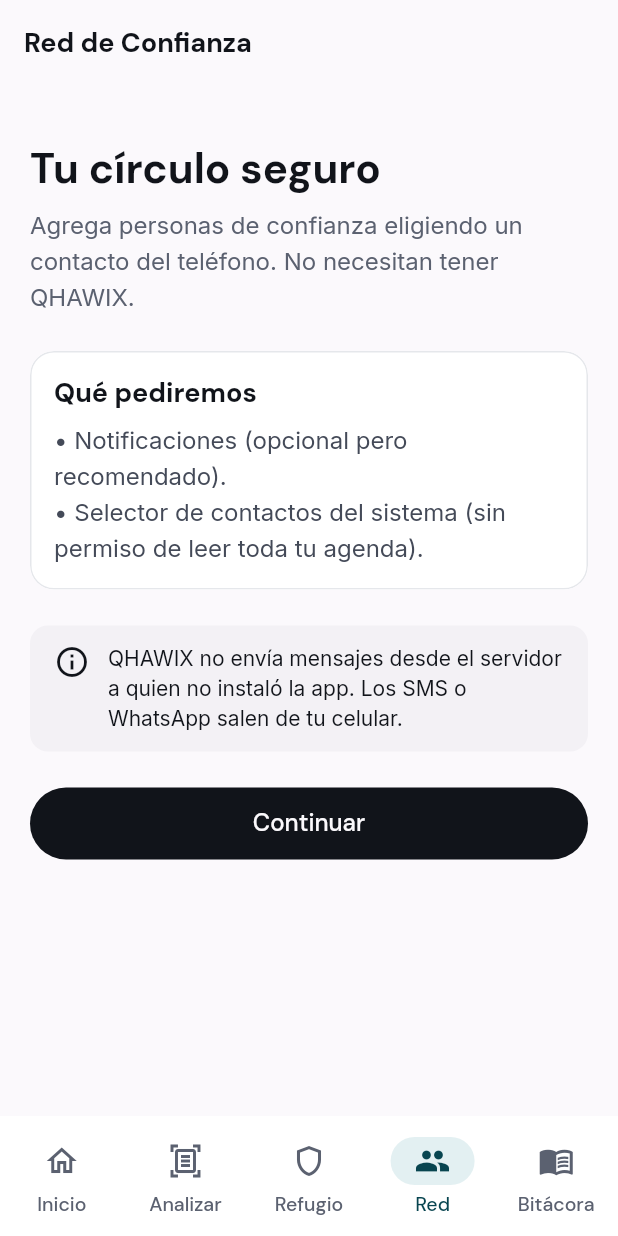
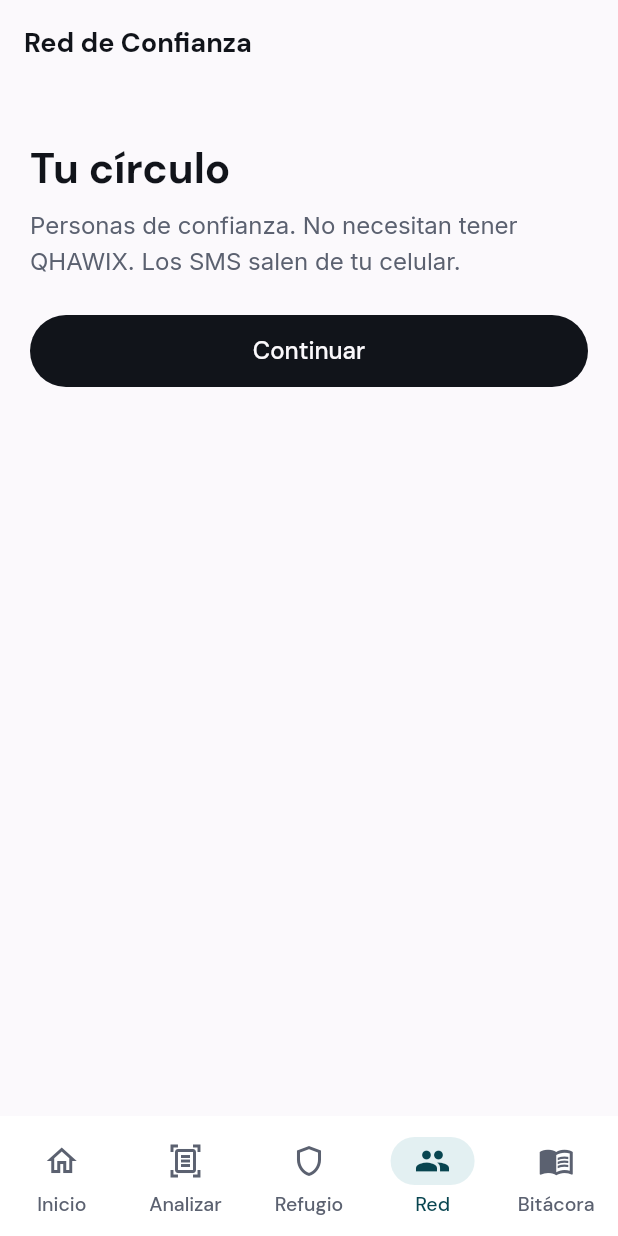
Before and after one commit to bennndev/qhawix, a Flutter app: the screen it shows after launch, item 4 of the bottom bar chosen, on a phone screen of 412 x 824 dp. Run offline on Flutter 3.47's test engine with Material 3 defaults, Android fonts, the phone set to English and light mode, and no system bars; our stand-ins replace flutter_local_notifications, flutter_native_contact_picker, flutter_secure_storage, geolocator, go_router, native_geofence and 1 more; missing offline and left inert: android_alarm_manager_plus, another_telephony, cryptography.

Commit message:
feat(ui): declutter Trust Circle and hide Refuge remote controls
Lead the hub with contacts, drop remote Refuge request UI, and keep alert preferences on voice-clone events only.

Co-authored-by: Cursor <cursoragent@cursor.com>

```diff
--- a/ui/lib/features/trust_circle/view/alert_preferences_screen.dart
+++ b/ui/lib/features/trust_circle/view/alert_preferences_screen.dart
@@ -50,7 +50,9 @@ class _AlertPreferencesScreenState extends State<AlertPreferencesScreen> {
               'QHAWIX no puede garantizar que alguien lea el aviso.',
           kind: StatusBannerKind.caution,
         ),
-        for (final kind in AlertEventKind.values)
+        for (final kind in const [
+          AlertEventKind.voiceCloneDetected,
+        ])
           SectionCard(
             title: alertEventTitle(kind),
             children: [
--- a/ui/lib/features/trust_circle/view/trust_circle_onboarding_screen.dart
+++ b/ui/lib/features/trust_circle/view/trust_circle_onboarding_screen.dart
@@ -2,16 +2,14 @@ import 'package:flutter/material.dart';
 import 'package:permission_handler/permission_handler.dart';
 import 'package:provider/provider.dart';
 
-import '../../../core/theme/theme_extensions.dart';
 import '../../../core/widgets/page_header.dart';
 import '../../../core/widgets/permission_rationale_screen.dart';
 import '../../../core/widgets/qhawix_buttons.dart';
-import '../../../core/widgets/section_card.dart';
 import '../../../core/widgets/status_banner.dart';
 import '../viewmodel/trust_circle_view_model.dart';
 import 'trust_circle_scaffold.dart';
 
-/// First-run setup for Red de Confianza: explain limits, then notifications.
+/// First-run setup for Red de Confianza: notifications, then ready.
 class TrustCircleOnboardingScreen extends StatefulWidget {
   const TrustCircleOnboardingScreen({super.key});
 
@@ -35,10 +33,7 @@ class _TrustCircleOnboardingScreenState
     if (!mounted) return;
     setState(() {
       _busy = false;
-      _note = status.isGranted
-          ? 'Notificaciones permitidas.'
-          : 'Sin notificaciones: las alertas en la app seguirán, '
-              'pero el sistema no te avisará afuera.';
+      _note = status.isGranted ? null : 'Puedes activar notificaciones después.';
       _step = 2;
     });
   }
@@ -54,51 +49,27 @@ class _TrustCircleOnboardingScreenState
   Widget build(BuildContext context) {
     if (_step == 1) {
       return PermissionRationaleScreen(
-        title: 'Notificaciones para Red de Confianza',
+        title: 'Notificaciones',
         explanation:
-            'Las usamos para avisarte de alertas de tu círculo cuando la app '
-            'no está abierta. Los contactos sin app reciben SMS o WhatsApp '
-            'desde tu propio celular, no desde nuestros servidores.',
+            'Para avisarte de alertas de tu círculo cuando la app no está '
+            'abierta. Es opcional.',
         bullets: const [
-          'Avisos de alertas en este teléfono.',
-          'No leemos tu lista de contactos: eliges uno con el selector del sistema.',
-          'Si dices que no, el módulo sigue; solo faltan avisos del sistema.',
+          'No leemos tu agenda: eliges un contacto con el selector del sistema.',
         ],
         onContinue: _busy ? () {} : _requestNotifications,
         onNotNow: () => setState(() => _step = 2),
       );
     }
 
-    final space = context.space;
     return TrustCircleScaffold(
       title: 'Red de Confianza',
       children: [
         if (_step == 0) ...[
           const PageHeader(
-            title: 'Tu círculo seguro',
+            title: 'Tu círculo',
             subtitle:
-                'Agrega personas de confianza eligiendo un contacto del '
-                'teléfono. No necesitan tener QHAWIX.',
-          ),
-          QhawixCard(
-            child: Column(
-              crossAxisAlignment: CrossAxisAlignment.start,
-              children: [
-                Text('Qué pediremos', style: context.text.titleMedium),
-                SizedBox(height: space.sm),
-                Text(
-                  '• Notificaciones (opcional pero recomendado).\n'
-                  '• Selector de contactos del sistema (sin permiso de leer '
-                  'toda tu agenda).',
-                  style: context.text.bodyMedium,
-                ),
-              ],
-            ),
-          ),
-          const StatusBanner(
-            message:
-                'QHAWIX no envía mensajes desde el servidor a quien no '
-                'instaló la app. Los SMS o WhatsApp salen de tu celular.',
+                'Personas de confianza. No necesitan tener QHAWIX. Los SMS '
+                'salen de tu celular.',
           ),
           PrimaryButton(
             label: 'Continuar',
@@ -107,10 +78,8 @@ class _TrustCircleOnboardingScreenState
         ],
         if (_step == 2) ...[
           const PageHeader(
-            title: 'Listo para agregar contactos',
-            subtitle:
-                'Elige personas desde tus contactos. Puedes avisarles que '
-                'pueden recibir mensajes desde tu teléfono.',
+            title: 'Listo',
+            subtitle: 'Agrega a tu primera persona de confianza.',
           ),
           if (_note != null) StatusBanner(message: _note!),
           PrimaryButton(
--- a/ui/lib/features/trust_circle/view/trust_circle_screen.dart
+++ b/ui/lib/features/trust_circle/view/trust_circle_screen.dart
@@ -2,14 +2,11 @@ import 'package:flutter/material.dart';
 import 'package:provider/provider.dart';
 
 import '../../../core/widgets/list_row.dart';
-import '../../../core/widgets/page_header.dart';
 import '../../../core/widgets/qhawix_buttons.dart';
 import '../../../core/widgets/section_card.dart';
 import '../../../core/widgets/state_views.dart';
 import '../../../core/widgets/status_banner.dart';
-import '../../../core/widgets/summary_panel.dart';
 import '../domain/check_in.dart';
-import '../domain/trust_contact.dart';
 import '../viewmodel/family_keyword_view_model.dart';
 import '../viewmodel/trust_circle_view_model.dart';
 import 'add_contact_screen.dart';
@@ -19,13 +16,11 @@ import 'contact_detail_screen.dart';
 import 'contact_row.dart';
 import 'family_keyword_screen.dart';
 import 'labels.dart';
-import 'refuge_requests_screen.dart';
 import 'sos_screen.dart';
 import 'trust_circle_onboarding_screen.dart';
 import 'trust_circle_scaffold.dart';
 
-/// Entry screen of the Red de Confianza module: circle status, contacts and
-/// their consent state, quick actions and the requests waiting for the person.
+/// Entry screen of the Red de Confianza module.
 class TrustCircleScreen extends StatelessWidget {
   const TrustCircleScreen({super.key});
 
@@ -55,85 +50,17 @@ class TrustCircleScreen extends StatelessWidget {
       return const TrustCircleOnboardingScreen();
     }
     final contacts = vm.contacts;
-    final active = contacts.where((c) => c.isActive).length;
-    final withApp = contacts.where((c) => c.hasApp).length;
-    final paused = contacts
-        .where((c) => c.status == ContactStatus.paused)
-        .length;
     return TrustCircleScaffold(
       title: 'Red de Confianza',
       children: [
-        const PageHeader(
-          title: 'Tu red de confianza',
-          subtitle:
-              'Personas que elegiste para avisarles y coordinar contigo. '
-              'No necesitan tener la app.',
-        ),
-        SummaryPanel(
-          icon: Icons.group_outlined,
-          label: 'Estado del círculo',
-          value: '$active de ${contacts.length} activos',
-          caption:
-              '$withApp con la app · ${contacts.length - withApp} sin la app · '
-              '$paused en pausa',
-        ),
-        if (vm.pendingRequests.isNotEmpty)
-          SectionCard(
-            title: 'Esperan tu respuesta',
-            children: [
-              ListRow(
-                leadingIcon: Icons.shield_outlined,
-                title: vm.pendingRequests.length == 1
-                    ? '1 solicitud de Refugio'
-                    : '${vm.pendingRequests.length} solicitudes de Refugio',
-                subtitle: 'Pendiente: necesitas verificarte para aprobar.',
-                showDivider: false,
-                onTap: () => _open<void>(context, const RefugeRequestsScreen()),
-              ),
-            ],
-          ),
-        SectionCard(
-          title: 'Acciones rápidas',
-          children: [
-            ListRow(
-              leadingIcon: Icons.sos_outlined,
-              title: 'SOS',
-              subtitle: 'Avisa ahora a las personas que elijas.',
-              onTap: () => _open<void>(context, const SosScreen()),
-            ),
-            ListRow(
-              leadingIcon: Icons.schedule,
-              title: 'Llegada segura',
-              subtitle: _checkInSummary(vm),
-              onTap: () => _open<void>(context, const CheckInScreen()),
-            ),
-            ListRow(
-              leadingIcon: Icons.key_outlined,
-              title: 'Palabra clave familiar',
-              subtitle: context.watch<FamilyKeywordViewModel>().hasKeyword
-                  ? 'Creada. Solo tú decides cuándo verla.'
-                  : 'Aún no la creaste.',
-              onTap: () => _open<void>(context, const FamilyKeywordScreen()),
-            ),
-            ListRow(
-              leadingIcon: Icons.notifications_outlined,
-              title: 'Preferencias de alertas',
-              subtitle: 'Qué evento avisa a quién.',
-              showDivider: false,
-              onTap: () => _open<void>(context, const AlertPreferencesScreen()),
-            ),
-          ],
-        ),
         SectionCard(
           title: 'Contactos',
           children: [
             if (contacts.isEmpty)
               const EmptyState(
                 icon: Icons.group_add_outlined,
-                title: 'Aún no tienes contactos',
-                message:
-                    'Agrega a alguien de confianza eligiendo un contacto del '
-                    'teléfono. No necesita tener la app.',
+                title: 'Sin contactos',
+                message: 'Agrega a alguien de confianza desde tu teléfono.',
               )
             else
               for (var i = 0; i < contacts.length; i++)
@@ -159,22 +86,52 @@ class TrustCircleScreen extends StatelessWidget {
           icon: Icons.person_add_alt_outlined,
           onPressed: () => _open<void>(context, const AddContactScreen()),
         ),
+        SectionCard(
+          title: 'Más',
+          children: [
+            ListRow(
+              leadingIcon: Icons.sos_outlined,
+              title: 'SOS',
+              onTap: () => _open<void>(context, const SosScreen()),
+            ),
+            ListRow(
+              leadingIcon: Icons.schedule,
+              title: 'Llegada segura',
+              subtitle: _checkInSummary(vm),
+              onTap: () => _open<void>(context, const CheckInScreen()),
+            ),
+            ListRow(
+              leadingIcon: Icons.key_outlined,
+              title: 'Palabra clave familiar',
+              subtitle: context.watch<FamilyKeywordViewModel>().hasKeyword
+                  ? 'Creada'
+                  : null,
+              onTap: () => _open<void>(context, const FamilyKeywordScreen()),
+            ),
+            ListRow(
+              leadingIcon: Icons.notifications_outlined,
+              title: 'Preferencias de alertas',
+              showDivider: false,
+              onTap: () => _open<void>(context, const AlertPreferencesScreen()),
+            ),
+          ],
+        ),
         const StatusBanner(
           message:
               'QHAWIX avisa a tus contactos, pero no garantiza que alguien '
-              'responda ni que llegue una ayuda de emergencia.',
+              'responda.',
           kind: StatusBannerKind.caution,
         ),
       ],
     );
   }
 
-  static String _checkInSummary(TrustCircleViewModel vm) {
-    final style = checkInStatusStyle(vm.checkInStatus);
+  static String? _checkInSummary(TrustCircleViewModel vm) {
     final checkIn = vm.checkIn;
     if (checkIn == null || vm.checkInStatus == CheckInStatus.confirmed) {
-      return style.label;
+      return null;
     }
-    return '${style.label} · vence a las ${clockTime(checkIn.dueAt)}';
+    return '${checkInStatusStyle(vm.checkInStatus).label} · '
+        '${clockTime(checkIn.dueAt)}';
   }
 }
```
Also changed, not shown: ui/lib/features/trust_circle/view/contact_detail_screen.dart (+2 -19 lines), 1 other file.
